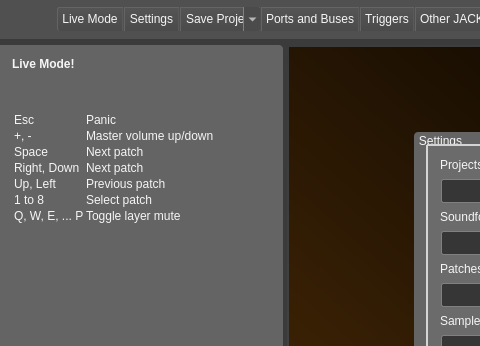
This is src/mainwindow.ui in noedigcode/konfyt as Qt 5 draws it before an edit; both pictures show x 0 to 480 and y 0 to 346 of the 1148 by 718 pixel window. The edited form follows.
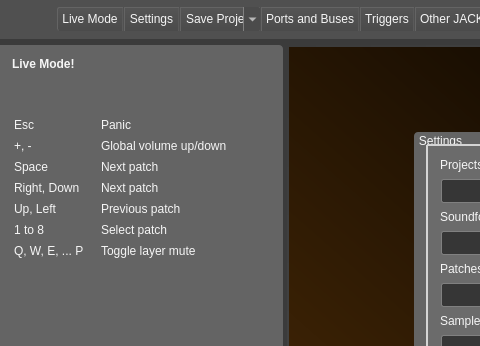
This is the edited form. The open tabs and pages were chosen to show the change. Icons and pictures are not drawn.

Commit message: Fix global volume up action getting stuck due to int/float rounding errors.

```diff
--- a/src/mainwindow.ui
+++ b/src/mainwindow.ui
@@ -2070,25 +2070,7 @@
             <item row="0" column="0">
              <widget class="QLabel" name="label_17">
               <property name="text">
-               <string>&lt;html&gt;&lt;head/&gt;&lt;body&gt;
-&lt;style type=&quot;text/css&quot;&gt;
-td
-{
-  padding: 5 15px 0 0;
-}s
-&lt;/style&gt;
-&lt;p&gt;&lt;span style=&quot; font-weight:600;&quot;&gt;Live Mode!&lt;/span&gt;&lt;/p&gt;
-&lt;br&gt;
-&lt;table&gt;
-&lt;tr&gt;&lt;td&gt;Esc&lt;/td&gt;&lt;td&gt;Panic&lt;/td&gt;&lt;/tr&gt;
-&lt;tr&gt;&lt;td&gt;+, -&lt;/td&gt;&lt;td&gt;Master volume up/down&lt;/td&gt;&lt;/tr&gt;
-&lt;tr&gt;&lt;td&gt;Space&lt;/td&gt;&lt;td&gt;Next patch&lt;/td&gt;&lt;/tr&gt;
-&lt;tr&gt;&lt;td&gt;Right, Down&lt;/td&gt;&lt;td&gt;Next patch&lt;/td&gt;&lt;/tr&gt;
-&lt;tr&gt;&lt;td&gt;Up, Left&lt;/td&gt;&lt;td&gt;Previous patch&lt;/td&gt;&lt;/tr&gt;
-&lt;tr&gt;&lt;td&gt;1 to 8&lt;/td&gt;&lt;td&gt;Select patch&lt;/td&gt;&lt;/tr&gt;
-&lt;tr&gt;&lt;td&gt;Q, W, E, ... P&lt;/td&gt;&lt;td&gt;Toggle layer mute&lt;/td&gt;&lt;/tr&gt;
-&lt;/table&gt;
-&lt;/body&gt;&lt;/html&gt;</string>
+               <string>&lt;html&gt;&lt;head/&gt;&lt;body&gt;&lt;p&gt;&lt;span style=&quot; font-weight:600;&quot;&gt;Live Mode!&lt;/span&gt;&lt;/p&gt;&lt;p&gt;&lt;br/&gt;&lt;/p&gt;&lt;table border=&quot;0&quot; style=&quot; margin-top:0px; margin-bottom:0px; margin-left:0px; margin-right:0px;&quot; cellspacing=&quot;2&quot; cellpadding=&quot;0&quot;&gt;&lt;tr&gt;&lt;td style=&quot; padding-left:0; padding-right:15; padding-top:5; padding-bottom:0;&quot;&gt;&lt;p&gt;Esc&lt;/p&gt;&lt;/td&gt;&lt;td style=&quot; padding-left:0; padding-right:15; padding-top:5; padding-bottom:0;&quot;&gt;&lt;p&gt;Panic&lt;/p&gt;&lt;/td&gt;&lt;/tr&gt;&lt;tr&gt;&lt;td style=&quot; padding-left:0; padding-right:15; padding-top:5; padding-bottom:0;&quot;&gt;&lt;p&gt;+, -&lt;/p&gt;&lt;/td&gt;&lt;td style=&quot; padding-left:0; padding-right:15; padding-top:5; padding-bottom:0;&quot;&gt;&lt;p&gt;Global volume up/down&lt;/p&gt;&lt;/td&gt;&lt;/tr&gt;&lt;tr&gt;&lt;td style=&quot; padding-left:0; padding-right:15; padding-top:5; padding-bottom:0;&quot;&gt;&lt;p&gt;Space&lt;/p&gt;&lt;/td&gt;&lt;td style=&quot; padding-left:0; padding-right:15; padding-top:5; padding-bottom:0;&quot;&gt;&lt;p&gt;Next patch&lt;/p&gt;&lt;/td&gt;&lt;/tr&gt;&lt;tr&gt;&lt;td style=&quot; padding-left:0; padding-right:15; padding-top:5; padding-bottom:0;&quot;&gt;&lt;p&gt;Right, Down&lt;/p&gt;&lt;/td&gt;&lt;td style=&quot; padding-left:0; padding-right:15; padding-top:5; padding-bottom:0;&quot;&gt;&lt;p&gt;Next patch&lt;/p&gt;&lt;/td&gt;&lt;/tr&gt;&lt;tr&gt;&lt;td style=&quot; padding-left:0; padding-right:15; padding-top:5; padding-bottom:0;&quot;&gt;&lt;p&gt;Up, Left&lt;/p&gt;&lt;/td&gt;&lt;td style=&quot; padding-left:0; padding-right:15; padding-top:5; padding-bottom:0;&quot;&gt;&lt;p&gt;Previous patch&lt;/p&gt;&lt;/td&gt;&lt;/tr&gt;&lt;tr&gt;&lt;td style=&quot; padding-left:0; padding-right:15; padding-top:5; padding-bottom:0;&quot;&gt;&lt;p&gt;1 to 8&lt;/p&gt;&lt;/td&gt;&lt;td style=&quot; padding-left:0; padding-right:15; padding-top:5; padding-bottom:0;&quot;&gt;&lt;p&gt;Select patch&lt;/p&gt;&lt;/td&gt;&lt;/tr&gt;&lt;tr&gt;&lt;td style=&quot; padding-left:0; padding-right:15; padding-top:5; padding-bottom:0;&quot;&gt;&lt;p&gt;Q, W, E, ... P&lt;/p&gt;&lt;/td&gt;&lt;td style=&quot; padding-left:0; padding-right:15; padding-top:5; padding-bottom:0;&quot;&gt;&lt;p&gt;Toggle layer mute&lt;/p&gt;&lt;/td&gt;&lt;/tr&gt;&lt;/table&gt;&lt;/body&gt;&lt;/html&gt;</string>
               </property>
               <property name="alignment">
                <set>Qt::AlignLeading|Qt::AlignLeft|Qt::AlignTop</set>
```
Left out of the diff: 2 changed lines with no effect on the pictures. The commit also changes 2 other files.
